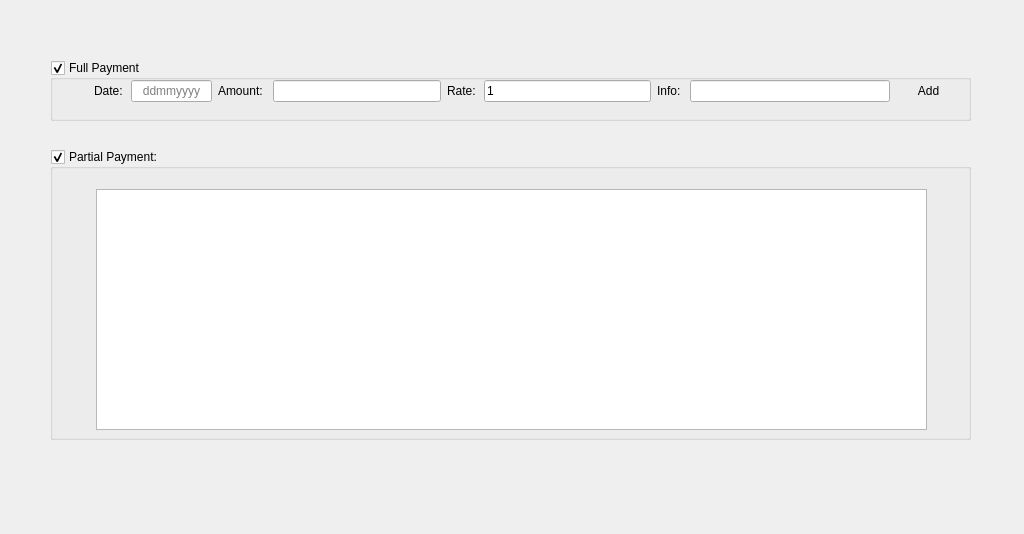
Old version of the form uis/invoice_payment_form.ui in the repository andrei219/euromedia.
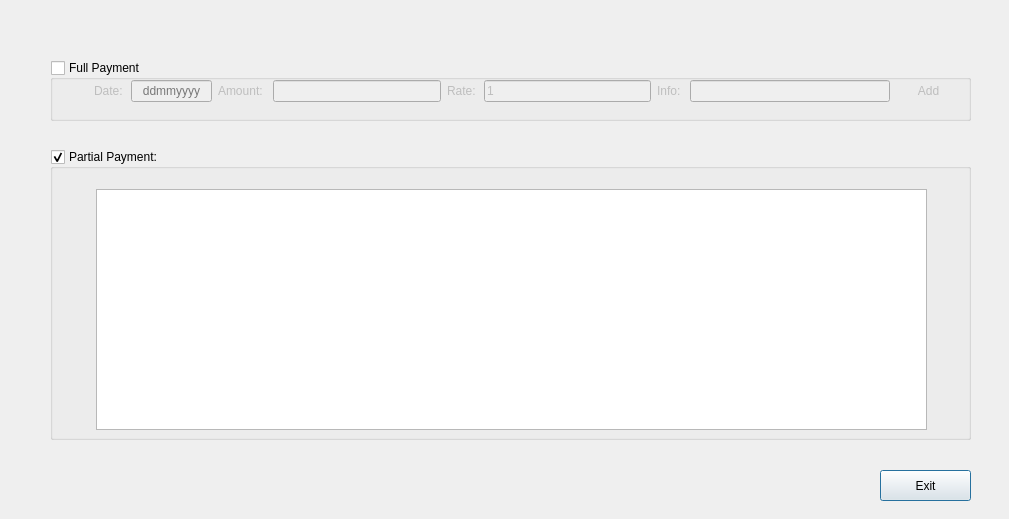
New version of the form. Icons and pictures are not drawn.

Commit message: Payments Invoice Implemented

Patch:
```diff
--- a/uis/invoice_payment_form.ui
+++ b/uis/invoice_payment_form.ui
@@ -6,8 +6,8 @@
    <rect>
     <x>0</x>
     <y>0</y>
-    <width>1024</width>
-    <height>534</height>
+    <width>1009</width>
+    <height>519</height>
    </rect>
   </property>
   <property name="windowTitle">
@@ -28,7 +28,10 @@
    <property name="checkable">
     <bool>true</bool>
    </property>
-   <widget class="QLineEdit" name="date_line_edit">
+   <property name="checked">
+    <bool>false</bool>
+   </property>
+   <widget class="QLineEdit" name="date">
     <property name="geometry">
      <rect>
       <x>81</x>
@@ -221,6 +224,19 @@
     </property>
    </widget>
   </widget>
+  <widget class="QPushButton" name="pushButton">
+   <property name="geometry">
+    <rect>
+     <x>880</x>
+     <y>470</y>
+     <width>91</width>
+     <height>31</height>
+    </rect>
+   </property>
+   <property name="text">
+    <string>Exit</string>
+   </property>
+  </widget>
  </widget>
  <resources>
   <include location="../app/icons.qrc"/>
```
Left out of the diff: 29 changed lines with no effect on the pictures. The commit also changes 13 other files.
